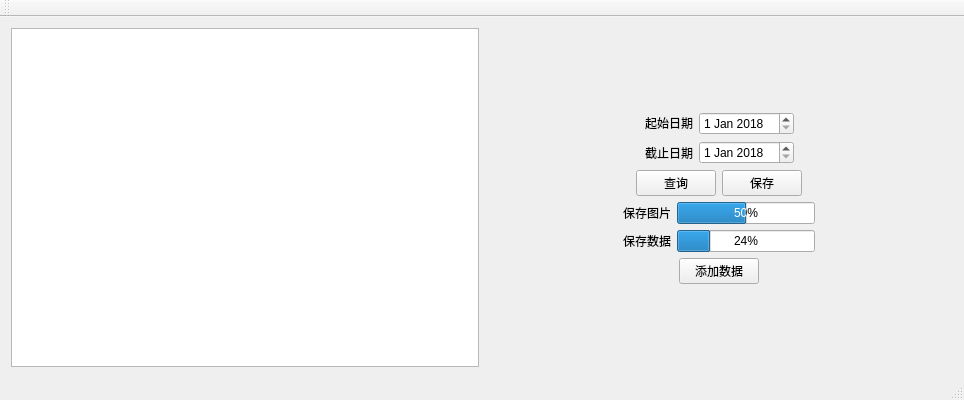
Qt form MySqlQuery/MainWindow.ui (mingfx/LeuSqlQuery) before a commit.
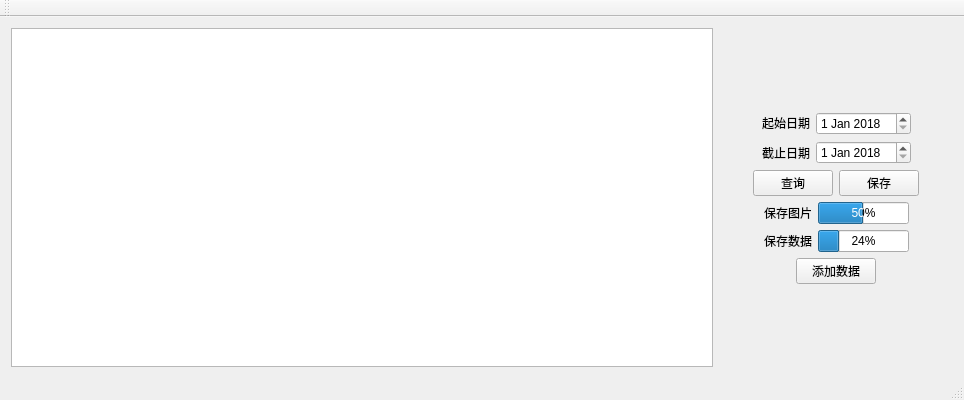
The same form after that commit. Icons and pictures are not drawn.

Diff of the .ui file:
```diff
--- a/MySqlQuery/MainWindow.ui
+++ b/MySqlQuery/MainWindow.ui
@@ -14,7 +14,7 @@
    <string>MainWindow</string>
   </property>
   <widget class="QWidget" name="centralWidget">
-   <layout class="QGridLayout" name="gridLayout">
+   <layout class="QGridLayout" name="gridLayout" columnstretch="3,1">
     <item row="0" column="0">
      <widget class="QTableView" name="tableView"/>
     </item>
```
Left out of the diff: 4 changed lines with no effect on the pictures.
